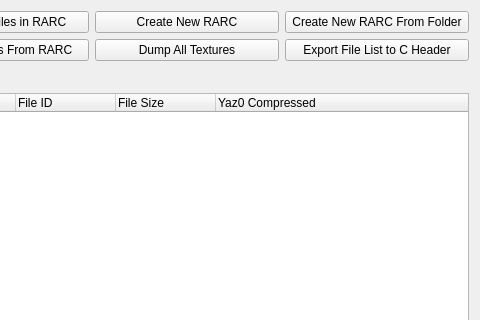
Old version of the form gcft_ui/rarc_tab.ui in the repository LagoLunatic/GCFT; both pictures show x 296 to 776 and y 0 to 320 of the 776 by 515 pixel window.
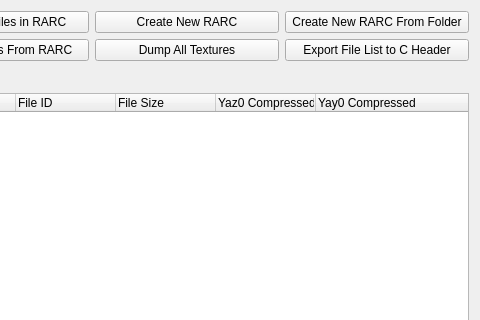
New version of the form.

Diff of the .ui file:
```diff
--- a/gcft_ui/rarc_tab.ui
+++ b/gcft_ui/rarc_tab.ui
@@ -124,6 +124,11 @@
        <string>Yaz0 Compressed</string>
       </property>
      </column>
+     <column>
+      <property name="text">
+       <string>Yay0 Compressed</string>
+      </property>
+     </column>
     </widget>
    </item>
   </layout>
```
